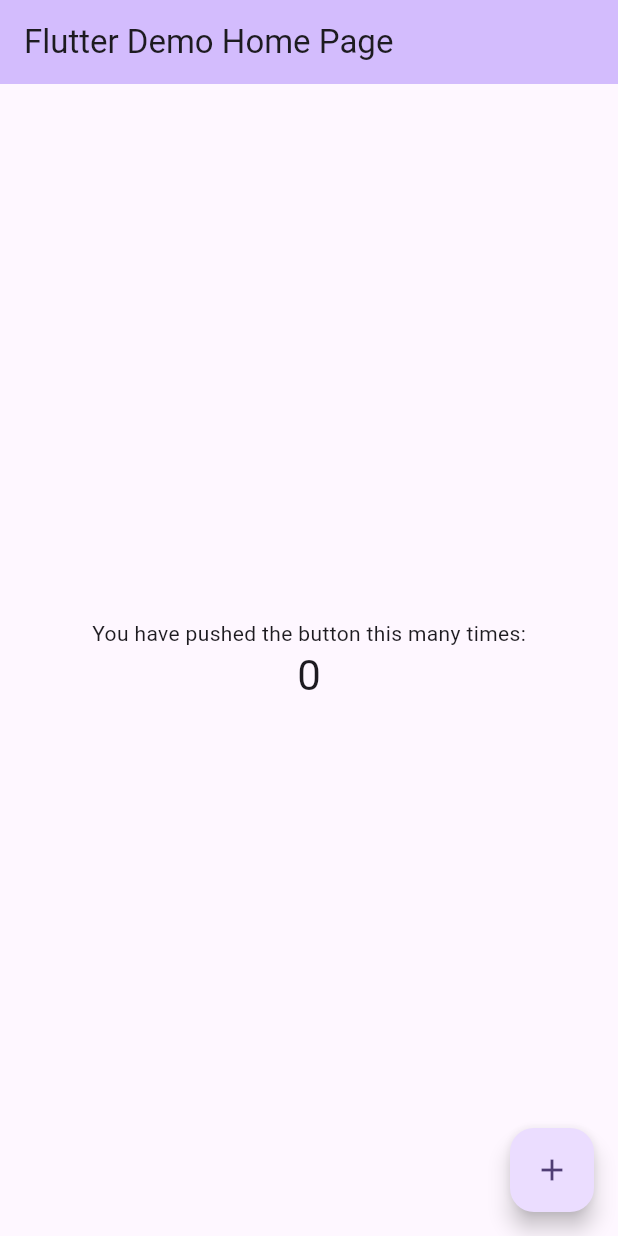
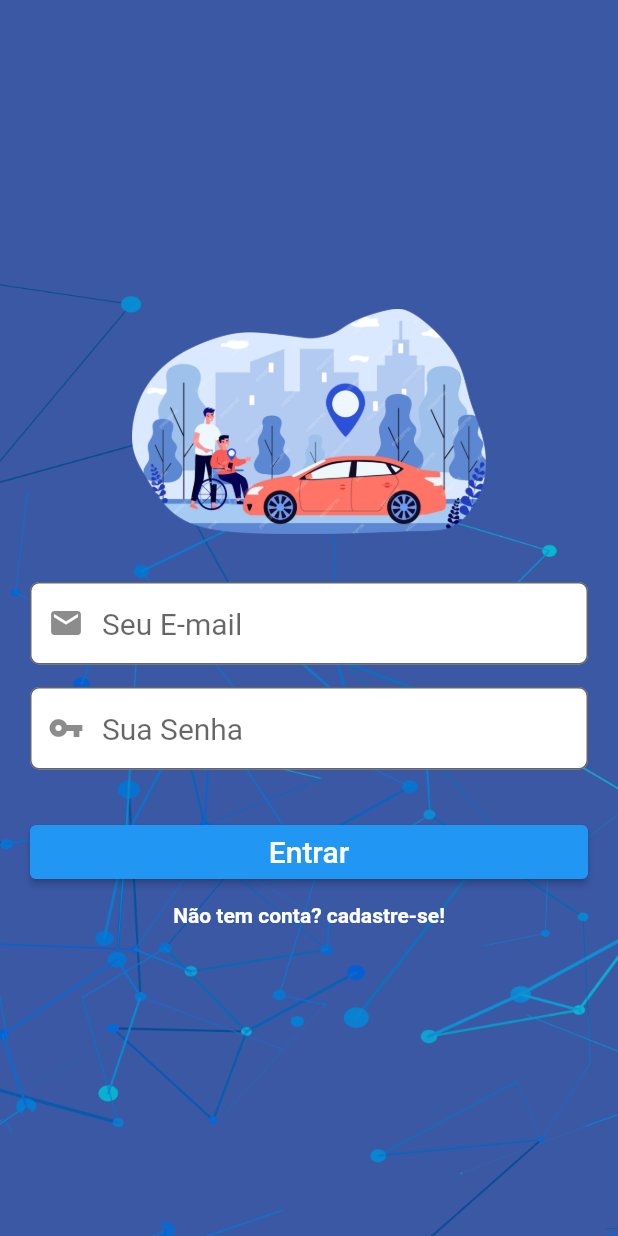
Before and after one commit to richard7santos/richard7santos-mobilidade_pcd_mobile, a Flutter app: the screen it shows after launch, on a phone screen of 412 x 824 dp. Run offline on Flutter 3.47's test engine with Material 2 defaults, Android fonts, the phone set to English and light mode, and no system bars; our stand-ins replace firebase_core; accounts and stored records are empty.

Commit message:
Configuration os Firebase and Login Screen front End

```diff
--- /dev/null
+++ b/lib/components/CustomInput.widget.dart
@@ -0,0 +1,37 @@
+import 'package:flutter/material.dart';
+
+class Input extends StatelessWidget {
+
+  final String hint;
+  final TextEditingController ctlr;
+  final IconData ? icon;
+  final TextInputType type;
+  final int ? maxLength;
+  final bool obscureText;
+
+  const Input({Key? key, required this.hint, required this.ctlr, this.icon, required this.type, this.maxLength, required this.obscureText}) : super(key: key);
+
+  @override
+  Widget build(BuildContext context) {
+    return Padding(
+      padding: const EdgeInsets.only(bottom: 15),
+      child: TextField(
+        keyboardType: type,
+        style: const TextStyle(fontSize: 20),
+        maxLength: maxLength,
+        decoration: InputDecoration(
+          contentPadding: const EdgeInsets.fromLTRB(32, 16, 32, 16),
+          hintText: hint,
+          filled: true,
+          fillColor: Colors.white,
+          prefixIcon: icon == null ? null : Icon(icon),
+          border: OutlineInputBorder(
+            borderRadius: BorderRadius.circular(6)
+          )
+        ),
+        obscureText: obscureText == false ? false : true,
+        controller: ctlr ,
+      ),
+    );
+  }
+}
--- /dev/null
+++ b/lib/components/Logo.widget.dart
@@ -0,0 +1,15 @@
+import 'package:flutter/material.dart';
+
+class Logo extends StatelessWidget {
+  const Logo({Key? key}) : super(key: key);
+
+  @override
+  Widget build(BuildContext context) {
+    return  Padding(
+      padding: const EdgeInsets.only(bottom: 32),
+      child: Image.asset("images/logo.png",
+        width: 200,
+        height: 150,),
+    );
+  }
+}
--- a/lib/main.dart
+++ b/lib/main.dart
@@ -1,69 +1,9 @@
 import 'package:flutter/material.dart';
 
-void main() {
-  runApp(const MyApp());
-}
+import 'screens/Login.dart';
 
-class MyApp extends StatelessWidget {
-  const MyApp({super.key});
-
-  @override
-  Widget build(BuildContext context) {
-    return MaterialApp(
-      title: 'Flutter Demo',
-      theme: ThemeData(
-        colorScheme: ColorScheme.fromSeed(seedColor: Colors.deepPurple),
-        useMaterial3: true,
-      ),
-      home: const MyHomePage(title: 'Flutter Demo Home Page'),
-    );
-  }
-}
-
-class MyHomePage extends StatefulWidget {
-  const MyHomePage({super.key, required this.title});
-
-  final String title;
-
-  @override
-  State<MyHomePage> createState() => _MyHomePageState();
-}
-
-class _MyHomePageState extends State<MyHomePage> {
-  int _counter = 0;
-
-  void _incrementCounter() {
-    setState(() {
-      _counter++;
-    });
-  }
-
-  @override
-  Widget build(BuildContext context) {
-    return Scaffold(
-      appBar: AppBar(
-        backgroundColor: Theme.of(context).colorScheme.inversePrimary,
-        title: Text(widget.title),
-      ),
-      body: Center(
-        child: Column(
-          mainAxisAlignment: MainAxisAlignment.center,
-          children: <Widget>[
-            const Text(
-              'You have pushed the button this many times:',
-            ),
-            Text(
-              '$_counter',
-              style: Theme.of(context).textTheme.headlineMedium,
-            ),
-          ],
-        ),
-      ),
-      floatingActionButton: FloatingActionButton(
-        onPressed: _incrementCounter,
-        tooltip: 'Increment',
-        child: const Icon(Icons.add),
-      ),
-    );
-  }
-}
+void main() => runApp(const MaterialApp(
+      title: "Mobilidade PCD",
+      home: Login(),
+      debugShowCheckedModeBanner: false,
+    ));
--- /dev/null
+++ b/lib/screens/Login.dart
@@ -0,0 +1,77 @@
+import 'package:flutter/material.dart';
+
+import '../components/CustomInput.widget.dart';
+import '../components/Logo.widget.dart';
+
+class Login extends StatefulWidget {
+  const Login({super.key});
+
+  @override
+  State<Login> createState() => _LoginState();
+}
+
+class _LoginState extends State<Login> {
+  _login() {
+    print("Botão Entrar Acionado");
+  }
+
+  final TextEditingController _ctrlEmail = TextEditingController();
+  final TextEditingController _ctrlSenha = TextEditingController();
+
+  @override
+  Widget build(BuildContext context) {
+    return Scaffold(
+      body: Container(
+        decoration: const BoxDecoration(
+            image: DecorationImage(
+                image: AssetImage("images/fundo.png"), fit: BoxFit.cover)),
+        padding: const EdgeInsets.all(20),
+        child: Center(
+          child: SingleChildScrollView(
+            child: Column(
+              crossAxisAlignment: CrossAxisAlignment.stretch,
+              children: <Widget>[
+                const Logo(),
+                Input(
+                  obscureText: false,
+                  hint: "Seu E-mail",
+                  ctlr: _ctrlEmail,
+                  type: TextInputType.emailAddress,
+                  icon: Icons.email,
+                ),
+                Input(
+                    obscureText: true,
+                    hint: "Sua Senha",
+                    ctlr: _ctrlSenha,
+                    type: TextInputType.number,
+                    icon: Icons.vpn_key),
+                Padding(
+                  padding: const EdgeInsets.only(top: 16, bottom: 10),
+                  child: ElevatedButton(
+                    onPressed: _login,
+                    child: const Text(
+                      "Entrar",
+                      style: TextStyle(color: Colors.white, fontSize: 20),
+                    ),
+                  ),
+                ),
+                Center(
+                  child: GestureDetector(
+                    child: const Text(
+                      "Não tem conta? cadastre-se!",
+                      style: TextStyle(
+                          color: Colors.white, fontWeight: FontWeight.bold),
+                    ),
+                    onTap: () {
+                      Navigator.pushNamed(context, "/cadastrar");
+                    },
+                  ),
+                ),
+              ],
+            ),
+          ),
+        ),
+      ),
+    );
+  }
+}
```
Also changed, not shown: pubspec.yaml (+7 -3 lines), images/fundo.png (added), images/logo.png (added), lib/firebase_options.dart (added), pubspec.lock, 10 other files.
